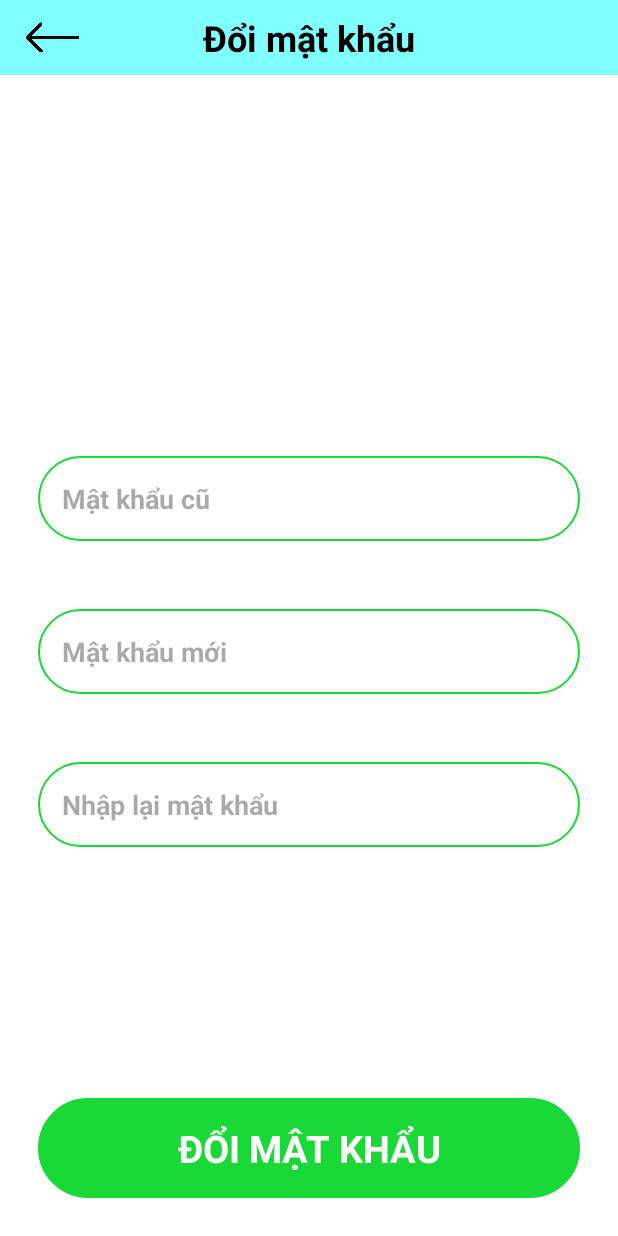
After one commit to minhloi0901/4lingo, an Android app: the UpdatePasswordActivity screen opened directly, with no data from a screen before it, on a phone screen of 412 x 824 dp. The commit adds this screen. Run offline under Robolectric (Android 15) with nearby library versions, the phone set to English and light mode, and no system bars.

Commit message:
Auto stash before rebase of "origin/upd_profile"

```diff
--- /dev/null
+++ b/client/app/src/main/java/com/example/a4lingo/Controllers/UpdatePasswordActivity.java
@@ -0,0 +1,93 @@
+package com.example.a4lingo.Controllers;
+
+import android.content.Intent;
+import android.os.Bundle;
+import android.view.LayoutInflater;
+import android.view.View;
+import android.widget.EditText;
+import android.widget.LinearLayout;
+import android.widget.TextView;
+import android.widget.Toast;
+
+import com.example.a4lingo.R;
+import com.example.a4lingo.Services.ChangePasswordService;
+import com.example.a4lingo.Services.UpdatePasswordService;
+import com.example.a4lingo.Services.Utils;
+
+public class UpdatePasswordActivity extends OneTopNavActivity{
+    @Override
+    protected void onCreate(Bundle savedInstanceState) {
+        super.onCreate(savedInstanceState);
+
+        renderLayout("Đổi mật khẩu", null);
+    }
+
+    @Override
+    protected void renderLayout(String pageTittle, String rightButtonText) {
+        super.renderLayout(pageTittle, rightButtonText);
+        LinearLayout root = (LinearLayout) findViewById(R.id.content);
+        LayoutInflater layoutInflater = LayoutInflater.from(this);
+        View view = layoutInflater.inflate(R.layout.activity_update_password, root, false);
+
+        root.addView(view);
+    }
+
+    @Override
+    protected void renderNavigation() {
+        super.renderNavigation();
+
+        EditText oldPassword = findViewById(R.id.oldPassword);
+        EditText newPassword1 = findViewById(R.id.newPassword1);
+        EditText newPassword2 = findViewById(R.id.newPassword2);
+
+        TextView updatePasswordBtn = findViewById(R.id.updatePasswordBtn);
+        updatePasswordBtn.setOnClickListener(new View.OnClickListener() {
+            @Override
+            public void onClick(View view) {
+                String old = oldPassword.getText().toString();
+                String new1 = newPassword1.getText().toString();
+                String new2 = newPassword2.getText().toString();
+
+                if (old.equals("")){
+                    oldPassword.setError("Empty old password!");
+                    return;
+                }
+
+                if (new1.equals("")){
+                    newPassword1.setError("Empty new password!");
+                    return;
+                }
+
+                if (new1.equals(old)){
+                    newPassword1.setError("The new password must be different from the old password!");
+                    return;
+                }
+
+                if (!new2.equals(new1)){
+                    newPassword2.setError("New password's not match!");
+                    return;
+                }
+
+                UpdatePasswordService updatePasswordService = new UpdatePasswordService(getApplicationContext());
+                String token = Utils.getToken(getApplicationContext());
+
+                if (token != null){
+                    updatePasswordService.updatePassword(token, old, new1, new Utils.Callback() {
+                        @Override
+                        public void onSuccess(String response) {
+                            Intent intent = new Intent(getApplicationContext(), ProfileActivity.class);
+                            startActivity(intent);
+                            finish();
+                        }
+
+                        @Override
+                        public void onFailure(String error) {
+                            Toast.makeText(getApplicationContext(), "Error: " + error, Toast.LENGTH_SHORT).show();
+                        }
+                    });
+                }
+            }
+        });
+
+    }
+}
--- a/client/app/src/main/java/com/example/a4lingo/item/ProfileItem.java
+++ b/client/app/src/main/java/com/example/a4lingo/item/ProfileItem.java
@@ -19,6 +19,7 @@ public class ProfileItem {
     // Default constructor
     public ProfileItem() {
         // Default values for boolean fields
+        this.userName = "";
         this.sound = true;
         this.darkMode = false;
         this.encourageNoti = true;
--- a/client/app/src/main/res/layout/activity_profile.xml
+++ b/client/app/src/main/res/layout/activity_profile.xml
@@ -72,7 +72,7 @@
                     android:textSize="20sp"
                     />
 
-                <EditText
+                <TextView
                     android:id="@+id/loginName"
                     android:layout_width="match_parent"
                     android:layout_height="wrap_content"
@@ -116,7 +116,7 @@
                     android:textSize="20sp"
                     />
 
-                <EditText
+                <TextView
                     android:id="@+id/password"
                     android:layout_width="match_parent"
                     android:layout_height="wrap_content"
--- /dev/null
+++ b/client/app/src/main/res/layout/activity_update_password.xml
@@ -0,0 +1,85 @@
+<?xml version="1.0" encoding="utf-8"?>
+
+<LinearLayout xmlns:android="http://schemas.android.com/apk/res/android"
+    android:layout_width="match_parent"
+    android:layout_height="match_parent"
+    xmlns:tools="http://schemas.android.com/tools"
+    android:orientation="vertical"
+    tools:context=".Controllers.UpdatePasswordActivity"
+    android:padding="25dp"
+    android:background="@drawable/background"
+    >
+
+    <RelativeLayout
+        android:layout_width="match_parent"
+        android:layout_height="match_parent"
+        >
+
+        <LinearLayout
+            android:id="@+id/updateLayout"
+            android:layout_width="match_parent"
+            android:layout_height="wrap_content"
+            android:orientation="vertical"
+            android:layout_centerInParent="true"
+            >
+
+            <EditText
+                android:id="@+id/oldPassword"
+                android:layout_width="match_parent"
+                android:layout_height="wrap_content"
+                android:layout_marginTop="20dp"
+                android:layout_marginBottom="25dp"
+                android:background="@drawable/big_radius_border_green"
+                android:hint="Mật khẩu cũ"
+                android:inputType="textPassword"
+                android:padding="16dp"
+                android:textColor="@color/black"
+                android:textStyle="bold" />
+
+            <EditText
+                android:id="@+id/newPassword1"
+                android:layout_width="match_parent"
+                android:layout_height="wrap_content"
+                android:layout_marginTop="20dp"
+                android:layout_marginBottom="25dp"
+                android:background="@drawable/big_radius_border_green"
+                android:hint="Mật khẩu mới"
+                android:inputType="textPassword"
+                android:padding="16dp"
+                android:textColor="@color/black"
+                android:textStyle="bold" />
+
+            <EditText
+                android:id="@+id/newPassword2"
+                android:layout_width="match_parent"
+                android:layout_height="wrap_content"
+                android:layout_marginTop="20dp"
+                android:layout_marginBottom="25dp"
+                android:background="@drawable/big_radius_border_green"
+                android:hint="Nhập lại mật khẩu"
+                android:inputType="textPassword"
+                android:padding="16dp"
+                android:textColor="@color/black"
+                android:textStyle="bold" />
+
+        </LinearLayout>
+
+        <TextView
+            android:layout_alignParentBottom="true"
+            android:id="@+id/updatePasswordBtn"
+            android:layout_marginTop="20dp"
+            android:layout_width="match_parent"
+            android:layout_height="wrap_content"
+            android:text="ĐỔI MẬT KHẨU"
+            android:textSize="25sp"
+            android:textStyle="bold"
+            android:textAlignment="center"
+            android:textColor="#FFFFFF"
+            android:background="@drawable/big_radius_border_green"
+            android:padding="16dp"
+            android:backgroundTint="#19D937"
+            />
+    </RelativeLayout>
+
+
+</LinearLayout>
```
Also changed, not shown: client/app/src/main/AndroidManifest.xml (+7 -0 lines), client/app/src/main/java/com/example/a4lingo/Controllers/ProfileActivity.java (+130 -28 lines), client/app/src/main/java/com/example/a4lingo/Services/ProfileService.java (+60 -11 lines), client/app/src/main/java/com/example/a4lingo/Services/UpdatePasswordService.java (added, +38 -0 lines).
